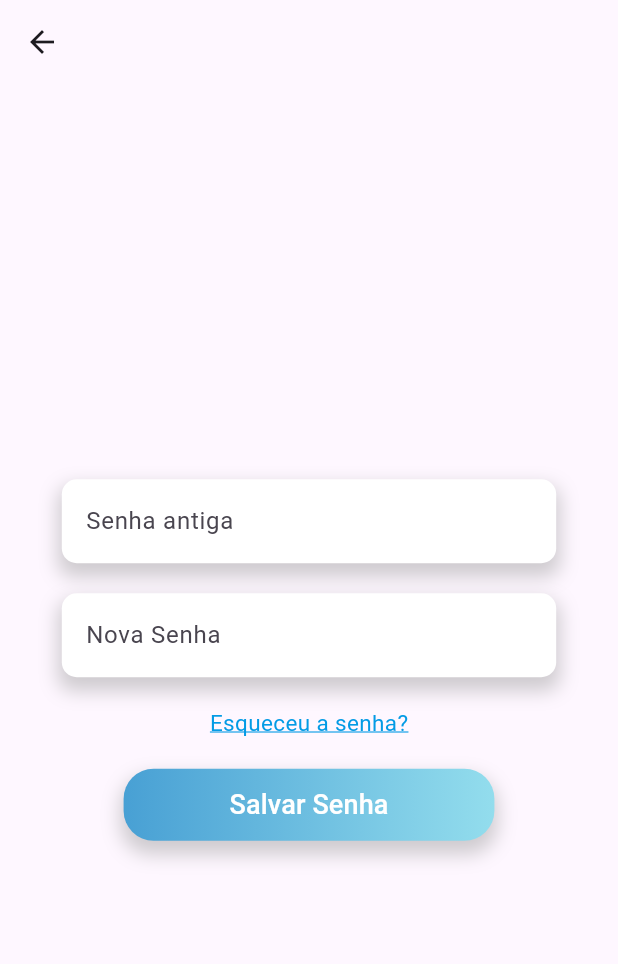
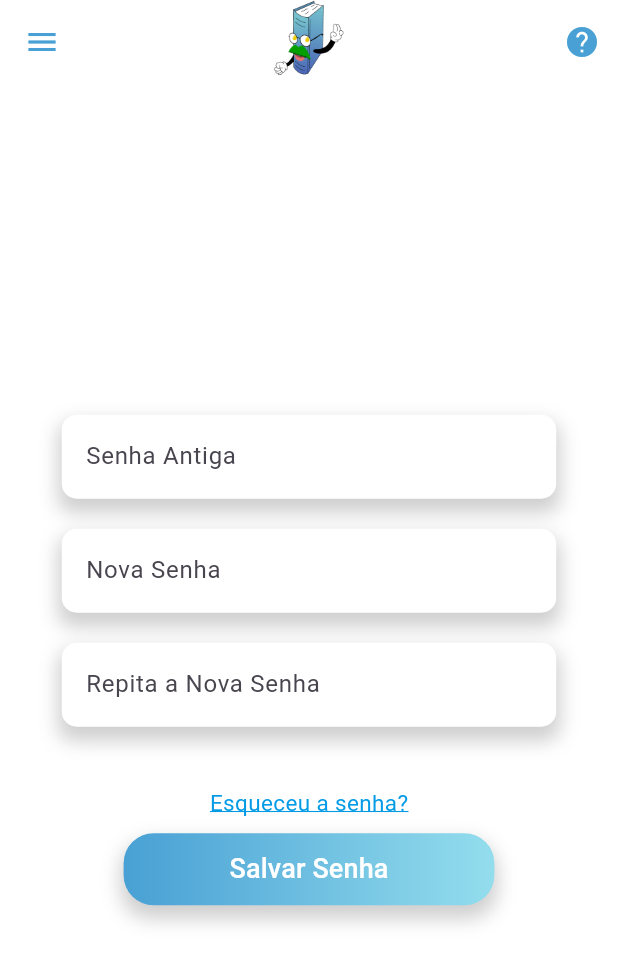
Before and after one commit to GrupoBookflix/BookFlix, a Flutter app: the AlterarSenha screen opened directly, on a phone screen of 412 x 824 dp. Shown: the top 964 px of the screen. Run offline on Flutter 3.47's test engine with Material 3 defaults, Android fonts, the light colour scheme and no system bars; our stand-ins replace get, ionicons, syncfusion_flutter_gauges.

Commit message:
adiciona repetir senha

```diff
--- a/lib/widgets/alterar_senha.dart
+++ b/lib/widgets/alterar_senha.dart
@@ -1,7 +1,10 @@
 // ignore_for_file: library_private_types_in_public_api
 //import 'dart:io';
 //import 'Funcoes/selecionar_imagem.dart' as Funcoes;
+import 'package:bookflix/componentes.dart';
+import 'package:bookflix/principal.dart';
 import 'package:flutter/material.dart';
+import 'package:bookflix/funcoes.dart';
 
 class AlterarSenha extends StatefulWidget {
   const AlterarSenha({super.key});
@@ -11,10 +14,18 @@ class AlterarSenha extends StatefulWidget {
 }
 
 class _AlterarSenhaState extends State<AlterarSenha> {
+  final GlobalKey<FormState> _senhaFormKey = GlobalKey<FormState>();
+
+  final TextEditingController _senhaAntigaController = TextEditingController();
+  final TextEditingController _senhaNovaController = TextEditingController();
+  final TextEditingController _senhaNova2Controller = TextEditingController();
+
   @override
   Widget build(BuildContext context) {
     return Scaffold(
-      appBar: AppBar(),
+      appBar: CustomAppBar.build(context),
+      drawer: const MenuLateral(),
+      backgroundColor: Colors.white,
       body: Center(
         child: Form(
           child: Column(
@@ -37,9 +48,10 @@ class _AlterarSenhaState extends State<AlterarSenha> {
                   ],
                 ),
                 child: TextFormField(
-                  //obscureText: true,
+                  controller: _senhaAntigaController,
+                  obscureText: true,
                   decoration: InputDecoration(
-                    labelText: 'Senha antiga',
+                    hintText: 'Senha Antiga',
                     filled: true,
                     fillColor: Colors.white,
                     border: OutlineInputBorder(
@@ -47,6 +59,7 @@ class _AlterarSenhaState extends State<AlterarSenha> {
                       borderSide: BorderSide.none,
                     ),
                   ),
+                  validator: validatePassword,
                 ),
               ),
               const SizedBox(height: 20),
@@ -67,9 +80,10 @@ class _AlterarSenhaState extends State<AlterarSenha> {
                   ],
                 ),
                 child: TextFormField(
-                  //obscureText: true,
+                  controller: _senhaNovaController,
+                  obscureText: true,
                   decoration: InputDecoration(
-                    labelText: 'Nova Senha',
+                    hintText: 'Nova Senha',
                     filled: true,
                     fillColor: Colors.white,
                     border: OutlineInputBorder(
@@ -77,14 +91,46 @@ class _AlterarSenhaState extends State<AlterarSenha> {
                       borderSide: BorderSide.none,
                     ),
                   ),
+                  validator: validatePassword,
+                ),
+              ),
+              const SizedBox(height: 20),
+              // input senha nova
+              Container(
+                alignment: Alignment.center,
+                margin: EdgeInsets.symmetric(
+                    horizontal: MediaQuery.of(context).size.width * 0.1),
+                decoration: BoxDecoration(
+                  borderRadius: BorderRadius.circular(10),
+                  boxShadow: [
+                    BoxShadow(
+                      color: Colors.grey.withOpacity(0.5),
+                      spreadRadius: 2,
+                      blurRadius: 10,
+                      offset: const Offset(0, 7),
+                    ),
+                  ],
+                ),
+                child: TextFormField(
+                  controller: _senhaNova2Controller,
+                  obscureText: true,
+                  decoration: InputDecoration(
+                    hintText: 'Repita a Nova Senha',
+                    filled: true,
+                    fillColor: Colors.white,
+                    border: OutlineInputBorder(
+                      borderRadius: BorderRadius.circular(10),
+                      borderSide: BorderSide.none,
+                    ),
+                  ),
+                  validator: validatePassword,
                 ),
               ),
               Tooltip(
                 message:
                     'Enviaremos para seu email a possibilidade de alterar a senha',
                 child: Padding(
-                  padding: const EdgeInsets.all(
-                      20.0), // Adicionando padding de 8.0 em todas as direções
+                  padding: const EdgeInsets.only(top: 40, bottom: 10), // Adicionando padding de 8.0 em todas as direções
                   child: Text(
                     'Esqueceu a senha?',
                     style: TextStyle(
@@ -118,7 +164,15 @@ class _AlterarSenhaState extends State<AlterarSenha> {
                 ),
                 child: TextButton(
                   onPressed: () {
-                    Navigator.pushNamed(context, '/home');
+                    bool senhaValida = _senhaFormKey.currentState!.validate();
+
+                    if (senhaValida) {
+                      atualizaUsuario(context, null, null, _senhaNovaController.text, null, null, null);
+                      Navigator.pushReplacement(
+                        context,
+                        MaterialPageRoute(builder: (context) => const Principal()),
+                      );
+                    }
                   },
                   style: TextButton.styleFrom(
                     shape: RoundedRectangleBorder(
--- a/lib/widgets/conta.dart
+++ b/lib/widgets/conta.dart
@@ -2,8 +2,10 @@
 //import 'package:image_picker/image_picker.dart';
 //import 'Funcoes/selecionar_imagem.dart' as Funcoes;
 // ignore_for_file: library_private_types_in_public_api
+import 'dart:io';
 import 'package:bookflix/componentes.dart';
 import 'package:bookflix/funcoes.dart';
+import 'alterar_senha.dart';
 import 'package:flutter/material.dart';
 
 class Conta extends StatefulWidget {
@@ -148,7 +150,10 @@ class _ContaState extends State<Conta> {
                 ),
                 child: TextButton(
                   onPressed: () {
-                    Navigator.pushNamed(context, '/alterarsenha');
+                    Navigator.pushReplacement(
+                      context,
+                      MaterialPageRoute(builder: (context) => const AlterarSenha()),
+                    );
                   },
                   style: TextButton.styleFrom(
                     shape: RoundedRectangleBorder(
```
